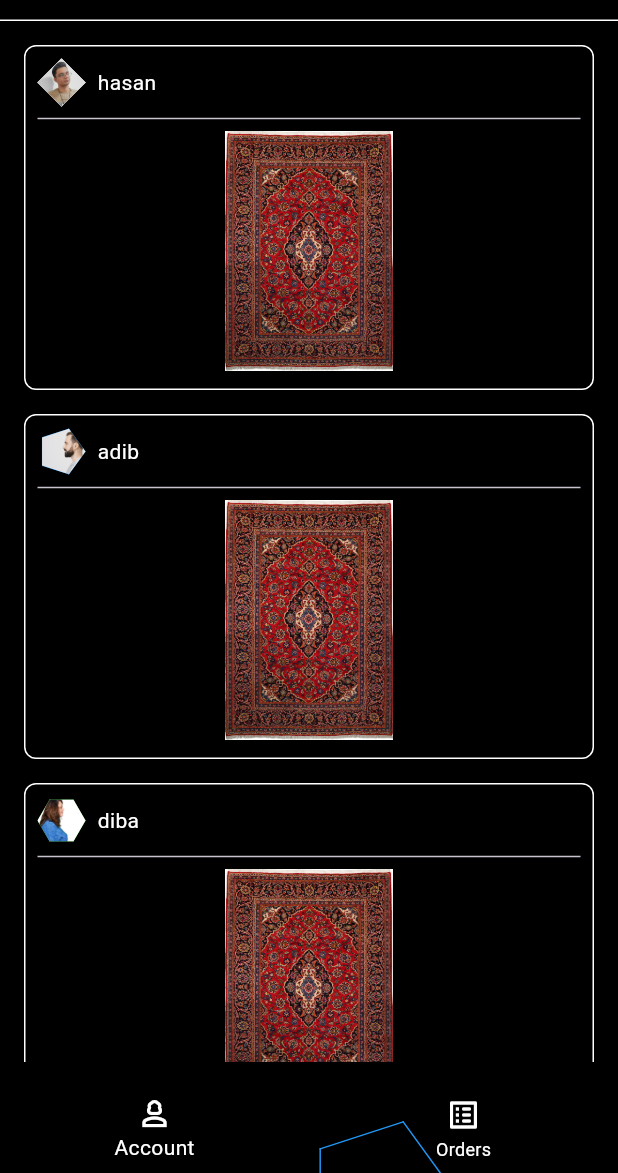
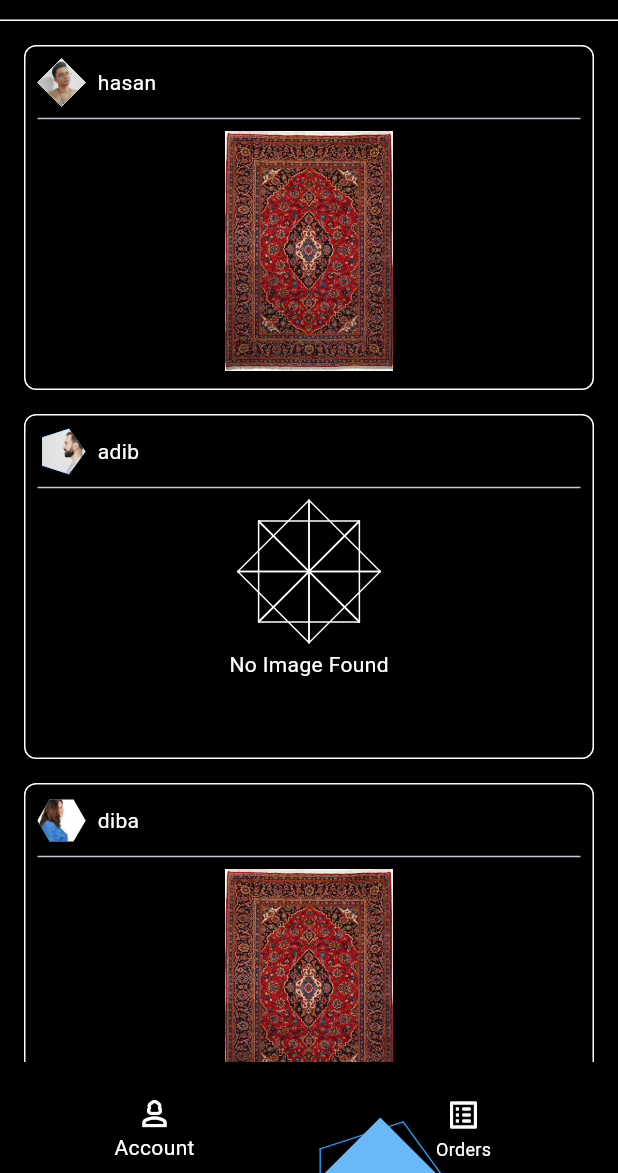
Before and after one commit to hasanm08/carpet, a Flutter app: the screen it shows after launch, on a phone screen of 412 x 824 dp, the part 63-1236 px from its top. Run offline on Flutter 3.47's test engine with Material 3 defaults, Android fonts, the phone set to English and light mode, and no system bars; our stand-ins replace lottie.

Commit message:
colors enhanced

```diff
--- a/lib/UI/Components/Painters/slimi_painer.dart
+++ b/lib/UI/Components/Painters/slimi_painter.dart
@@ -2,12 +2,12 @@ import 'dart:math';
 
 import 'package:flutter/material.dart';
 
-class OctagonPainter extends CustomPainter {
+class SlimiPainter extends CustomPainter {
   final Color borderColor;
   final double strokeWidth;
   final int? side;
 
-  OctagonPainter({
+  SlimiPainter({
     this.borderColor = Colors.indigo,
     this.strokeWidth = 1.0,
     this.side,
@@ -47,7 +47,7 @@ class OctagonPainter extends CustomPainter {
       radius * sin(endAngle) + center.dy,
     );
 
-    canvas.drawLine(startOffset, center, borderPaint..color = Colors.blue);
+    canvas.drawLine(startOffset, center, borderPaint);
     canvas.drawLine(center, endOffset, borderPaint);
     canvas.drawLine(endOffset, startOffset, borderPaint);
   }
--- a/lib/UI/Components/octagon_item.dart
+++ b/lib/UI/Components/octagon_item.dart
@@ -11,18 +11,20 @@ class OctagonItem extends StatelessWidget {
   final int sides;
   @override
   Widget build(BuildContext context) {
-    return CustomPaint(
-      painter: OctagonPainter(
-          borderColor: [
+    var borderColor =
+        [
             Colors.white,
             Colors.blue,
             Colors.green,
             Colors.pink
-          ][sides % 4],
-          sides: sides),
+          ][sides % 4];
+    return CustomPaint(
+      painter: OctagonPainter(borderColor: borderColor, sides: sides),
       child: ClipPath(
           clipper: OctagonClipper(sides: sides),
-          child: SizedBox(
+          child: AnimatedContainer(
+            duration: const Duration(milliseconds: 370),
+            color: borderColor,
             height: height,
             width: height,
             child: child,
--- a/lib/UI/Components/post_component.dart
+++ b/lib/UI/Components/post_component.dart
@@ -1,3 +1,4 @@
+import 'package:carpet/UI/Components/Painters/slimi_painter.dart';
 import 'package:carpet/UI/Components/octagon_item.dart';
 import 'package:flutter/material.dart';
 
@@ -51,14 +52,37 @@ class _PostComponentState extends State<PostComponent> {
             ],
           ),
           const Divider(),
-          Container(
-            height: 160,
-            decoration: const BoxDecoration(
-              image: DecorationImage(
-                  image: AssetImage(
-                    "Assets/Images/Kashan.jpg",
-                  ),
-                  fit: BoxFit.scaleDown),
+          Center(
+            child: SizedBox(
+              height: 160,
+
+              child: (widget.index != 1)
+                  ? SizedBox(
+                      height: 100,
+                      child: Image.asset(
+                        "Assets/Images/Kashan.jpg",
+                      ),
+                    )
+                  : Column(
+                      children: [
+                        CustomPaint(
+                          painter: SlimiPainter(borderColor: Colors.white),
+                          child: const SizedBox(
+                            height: 96,
+                            width: 96,
+                          ),
+                        ),
+                        const SizedBox(
+                          height: 4,
+                        ),
+                        const Text(
+                          "No Image Found",
+                          style: TextStyle(
+                            color: Colors.white,
+                          ),
+                        )
+                      ],
+                    ),
             ),
           )
         ],
--- a/lib/UI/Widgets/liquid_animation.dart
+++ b/lib/UI/Widgets/liquid_animation.dart
@@ -28,7 +28,7 @@ class LiquidAnimation extends StatelessWidget {
                 child: Icon(
               Icons.add,
               size: 30,
-              color: Colors.white,
+                  color: Colors.black,
             ),
               ));
           // return const OctagonItem(
```
